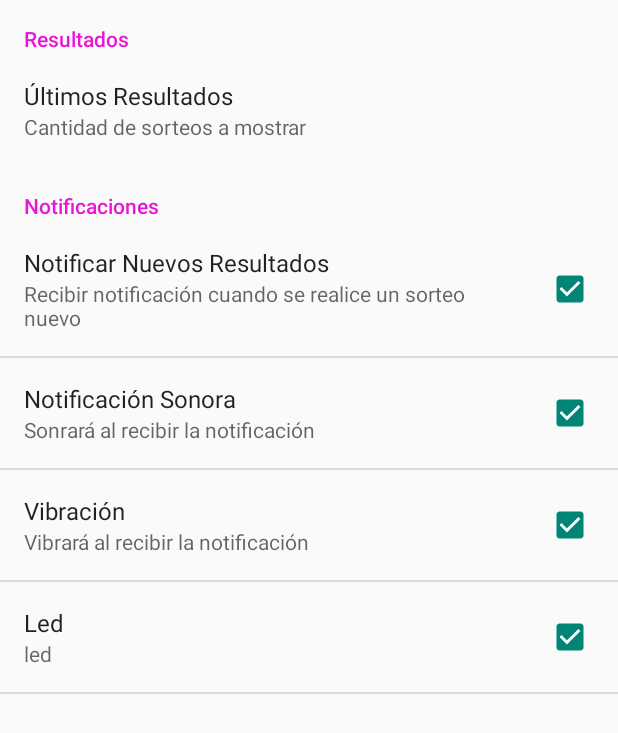
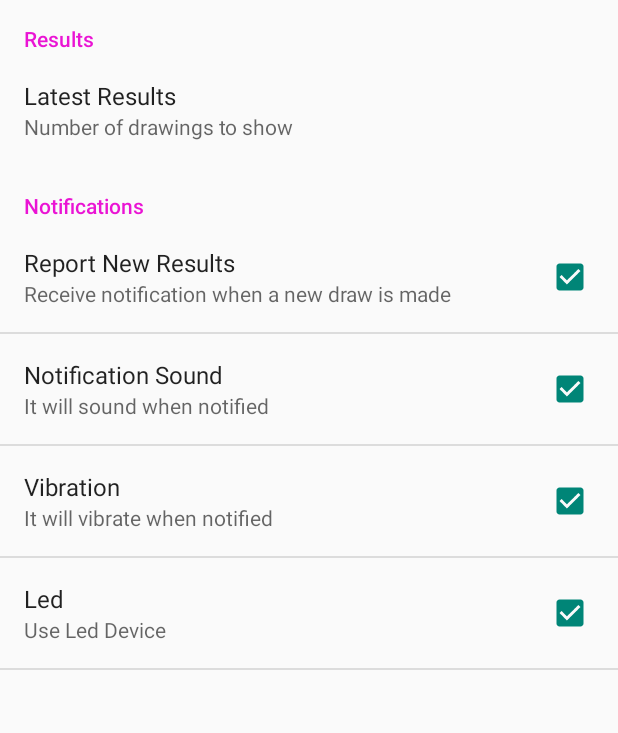
Before and after one commit to lierSal/Euromillones, an Android app: the OpcionesActivity screen opened directly, with no data from a screen before it, on a phone screen of 412 x 824 dp. Shown: the top 733 px of the screen. Run offline under Robolectric (Android 15) with nearby library versions, the light colour scheme and no system bars.

Commit message:
Versión Beta - PreRC v0.0.9.2 de la PlayStore

```diff
--- a/app/build.gradle
+++ b/app/build.gradle
@@ -7,8 +7,8 @@ android {
         applicationId "euromillones.ateneasystems.es.euromillones"
         minSdkVersion 10
         targetSdkVersion 21
-        versionCode 9
-        versionName '0.0.9'
+        versionCode 11
+        versionName '0.0.9.3'
     }
     buildTypes {
         release {
--- a/app/src/main/res/values/strings.xml
+++ b/app/src/main/res/values/strings.xml
@@ -30,7 +30,6 @@
 
     <!-- Seccion Login -->
     <string name="title_Login">Login</string>
-    <string name="tv_User">User</string>
     <string name="tv_PASS">Pass</string>
     <string name="bt_Comprobar">Check Data</string>
     <string name="tv_User_Error">Incorrect User</string>
@@ -94,32 +93,33 @@
     <string name="title_fragment_about">About</string>
 
     <!-- Menu Lateral -->
-    <string name="drawer_open">Abierto</string>
-    <string name="drawer_close">Cerrado</string>
-    <string name="bl_Ultimos_Resultados">Ult. Resultados</string>
-    <string name="bl_Predicciones">Predicciones</string>
-    <string name="bl_Nuevo_Resultado">Añadir Resultado</string>
-    <string name="bl_Mi_Cuenta">Mi Cuenta</string>
-    <string name="bl_Admin_Usuarios">Admin. Usuarios</string>
+    <string name="drawer_open">Open</string>
+    <string name="drawer_close">Close</string>
+    <string name="bl_Predicciones">Predictions</string>
+    <string name="bl_Nuevo_Resultado">Add Result</string>
+    <string name="bl_Mi_Cuenta">My Account</string>
+    <string name="bl_Admin_Usuarios">Admin. Users</string>
 
     <!-- Botones Comunes -->
     <string name="bt_guardar">Save</string>
 
     <!-- Configuracion -->
     <!-- Titulos Apartados -->
-    <string name="tv_opciones_title_Resultados">Resultados</string>
-    <string name="tv_opciones_title_Notificaciones">Notificaciones</string>
+    <string name="tv_opciones_title_Resultados">Results</string>
+    <string name="tv_opciones_title_Notificaciones">Notifications</string>
     <!-- Titulos Items Opciones -->
-    <string name="tv_opciones_titleItem_Ultimos_Resultados">Últimos Resultados</string>
-    <string name="tv_opciones_titleItem_Notificar_Nuevos_Resultados">Notificar Nuevos Resultados</string>
-    <string name="tv_opciones_titleItem_Notificación_Sonora">Notificación Sonora</string>
-    <string name="tv_opciones_titleItem_Vibración">Vibración</string>
+    <string name="tv_opciones_titleItem_Ultimos_Resultados">Latest Results</string>
+    <string name="tv_opciones_titleItem_Notificar_Nuevos_Resultados">Report New Results</string>
+    <string name="tv_opciones_titleItem_Notificación_Sonora">Notification Sound</string>
+    <string name="tv_opciones_titleItem_Vibración">Vibration</string>
     <string name="tv_opciones_titleItem_Led">Led</string>
     <!-- Descripcion Items Opciones -->
-    <string name="tv_opciones_descripcionItem_Cantidad_Sorteos_Mostrar">Cantidad de sorteos a mostrar</string>
-    <string name="tv_opciones_descripcionItem_Notificar_Sorteo_Nuevo">Recibir notificación cuando se realice un sorteo nuevo</string>
-    <string name="tv_opciones_descripcionItem_Notificar_Sonido">Sonrará al recibir la notificación</string>
-    <string name="tv_opciones_descripcionItem_Notificar_Vibracion">Vibrará al recibir la notificación</string>
-    <string name="tv_opciones_descripcionItem_Notificar_Led">led</string>
+    <string name="tv_opciones_descripcionItem_Cantidad_Sorteos_Mostrar">Number of drawings to show</string>
+    <string name="tv_opciones_descripcionItem_Notificar_Sorteo_Nuevo">Receive notification when a new draw is made</string>
+    <string name="tv_opciones_descripcionItem_Notificar_Sonido">It will sound when notified</string>
+    <string name="tv_opciones_descripcionItem_Notificar_Vibracion">It will vibrate when notified</string>
+    <string name="tv_opciones_descripcionItem_Notificar_Led">Use Led Device</string>
+    <string name="bl_Ultimos_Resultados">Latest Results</string>
+    <string name="tv_User">Mail</string>
 
 </resources>
```
Also changed, not shown: app/src/main/java/euromillones/ateneasystems/es/euromillones/Fragments/FragmentPredicciones.java (+97 -6 lines), app/src/main/res/layout/activity_login.xml (+7 -5 lines), 1 other file.
